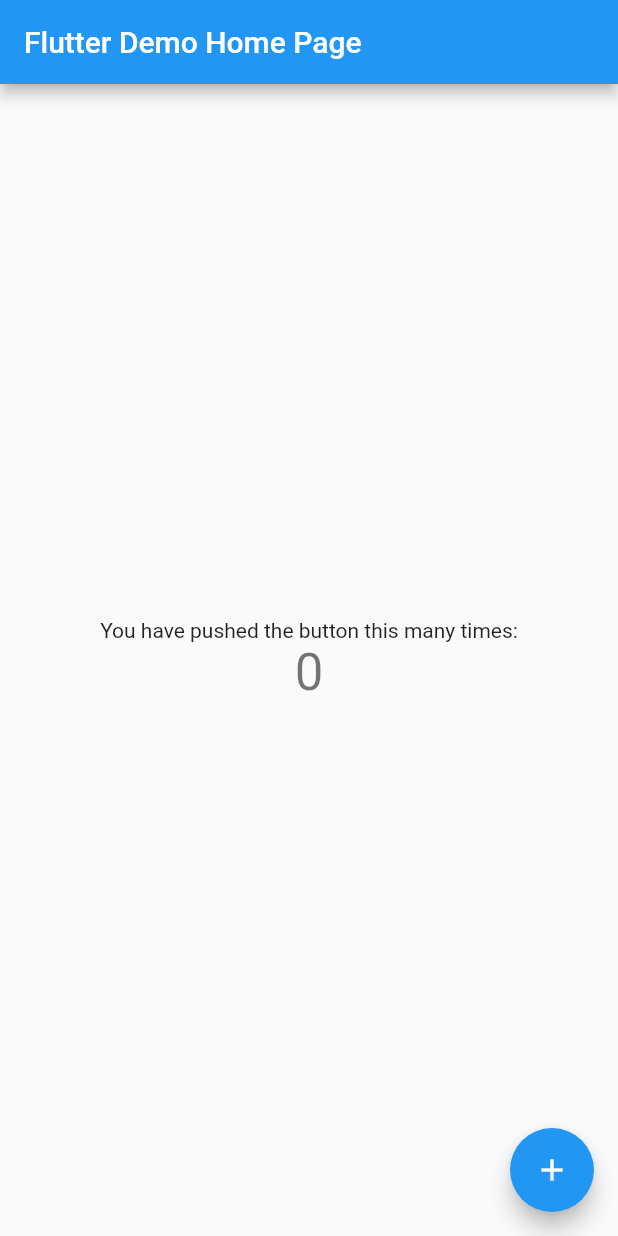
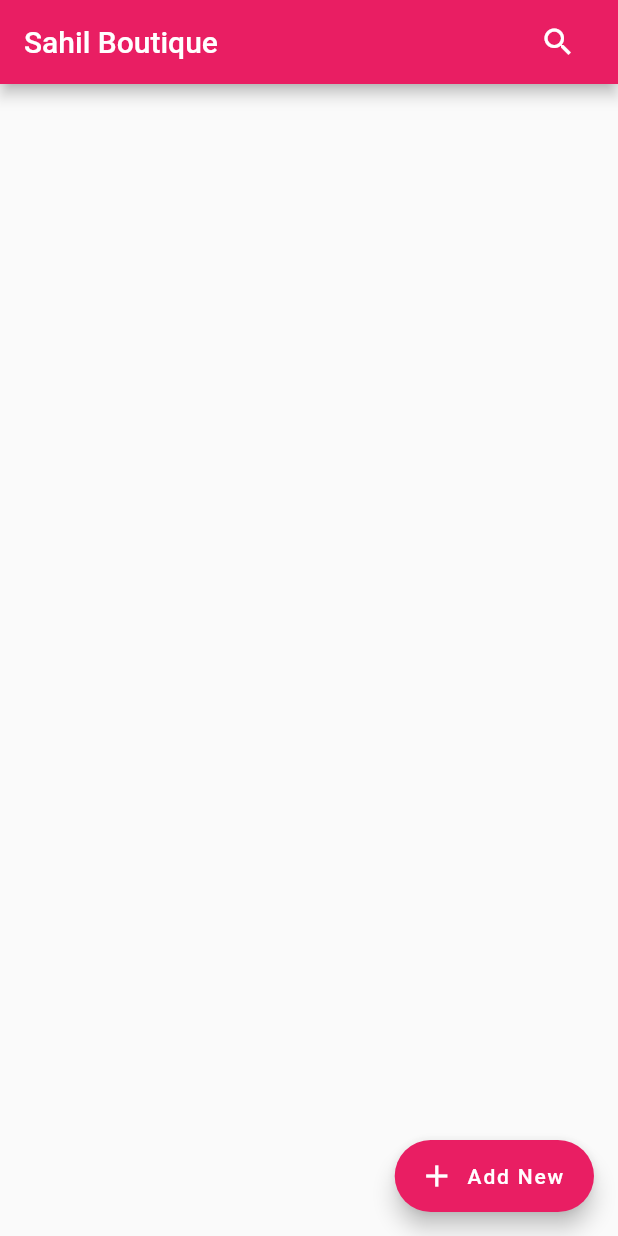
Before and after one commit to gauravxdhingra/Boutique-App-Flutter, a Flutter app: the screen it shows after launch, on a phone screen of 412 x 824 dp. Run offline on Flutter 3.47's test engine with Material 2 defaults, Android fonts, the phone set to English and light mode, and no system bars.

Commit message:
Basic Architecture

```diff
--- a/lib/main.dart
+++ b/lib/main.dart
@@ -10,10 +10,10 @@
     return MaterialApp(
       title: 'Sahil Boutique',
       theme: ThemeData(
-        primarySwatch: Colors.blue,
+        primarySwatch: Colors.pink,
         visualDensity: VisualDensity.adaptivePlatformDensity,
       ),
-      home: MyHomePage(title: 'Flutter Demo Home Page'),
+      home: MyHomePage(title: 'Sahil Boutique'),
     );
   }
 }
@@ -28,38 +28,56 @@
 }
 
 class _MyHomePageState extends State<MyHomePage> {
-  int _counter = 0;
-
-  void _incrementCounter() {
-    setState(() {
-      _counter++;
-    });
-  }
+  bool _isSearch = false;
 
   @override
   Widget build(BuildContext context) {
     return Scaffold(
       appBar: AppBar(
-        title: Text(widget.title),
+        title: !_isSearch
+            ? Row(
+                mainAxisAlignment: MainAxisAlignment.spaceBetween,
+                children: <Widget>[
+                  Text(widget.title),
+                  IconButton(
+                    icon: Icon(Icons.search),
+                    onPressed: () {
+                      setState(() {
+                        _isSearch = true;
+                      });
+                    },
+                  ),
+                ],
+              )
+            : Container(
+                child: Row(
+                  children: <Widget>[
+                    // TextFormField(
+
+                    // ),
+                    IconButton(
+                      onPressed: () {
+                        setState(() {
+                          _isSearch = false;
+                        });
+                      },
+                      icon: Icon(Icons.clear),
+                    ),
+                  ],
+                ),
+              ),
       ),
       body: Center(
         child: Column(
           mainAxisAlignment: MainAxisAlignment.center,
-          children: <Widget>[
-            Text(
-              'You have pushed the button this many times:',
-            ),
-            Text(
-              '$_counter',
-              style: Theme.of(context).textTheme.headline4,
-            ),
-          ],
+          children: <Widget>[],
         ),
       ),
-      floatingActionButton: FloatingActionButton(
-        onPressed: _incrementCounter,
+      floatingActionButton: FloatingActionButton.extended(
+        onPressed: () {},
         tooltip: 'Increment',
-        child: Icon(Icons.add),
+        icon: Icon(Icons.add),
+        label: Text('Add New'),
       ),
     );
   }
```
Also changed, not shown: lib/screens/add_measurement.dart (added, +17 -0 lines), lib/screens/measurement.dart (added, +24 -0 lines).
